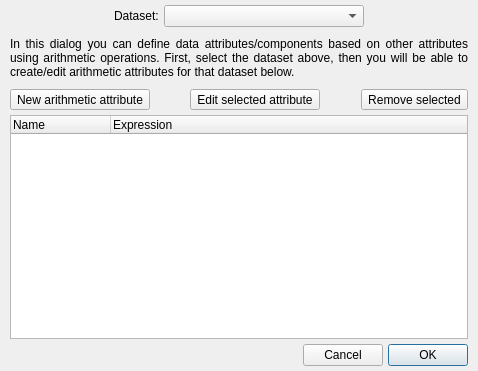
First picture: the form in glue/dialogs/component_arithmetic/qt/component_arithmetic.ui, repository glue-viz/glue, before the edit.
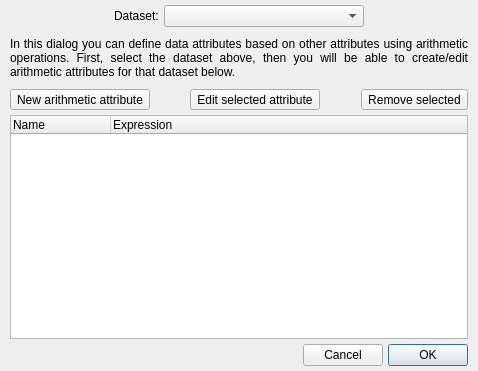
Second picture: the form after the edit. Custom widgets are drawn as their Qt base class.

Commit message: Fix component -> attribute terminology in UI

Diff of the .ui file:
```diff
--- a/glue/dialogs/component_arithmetic/qt/component_arithmetic.ui
+++ b/glue/dialogs/component_arithmetic/qt/component_arithmetic.ui
@@ -110,7 +110,7 @@
       </font>
      </property>
      <property name="text">
-      <string>In this dialog you can define data attributes/components based on other attributes using arithmetic operations. First, select the dataset above, then you will be able to create/edit arithmetic attributes for that dataset below.</string>
+      <string>In this dialog you can define data attributes based on other attributes using arithmetic operations. First, select the dataset above, then you will be able to create/edit arithmetic attributes for that dataset below.</string>
      </property>
      <property name="alignment">
       <set>Qt::AlignJustify|Qt::AlignVCenter</set>
```
The commit also changes 8 other files.
